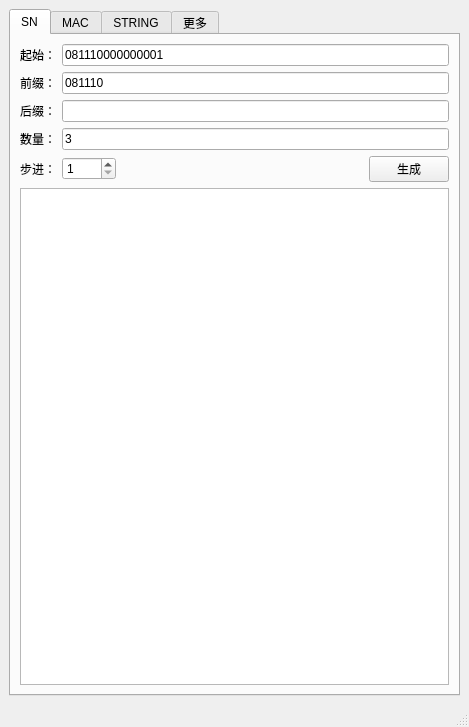
This is SerialTool/mainwindow.ui in sujingang/SerialTool-Qt- as Qt 5 draws it before an edit. The edited form follows.
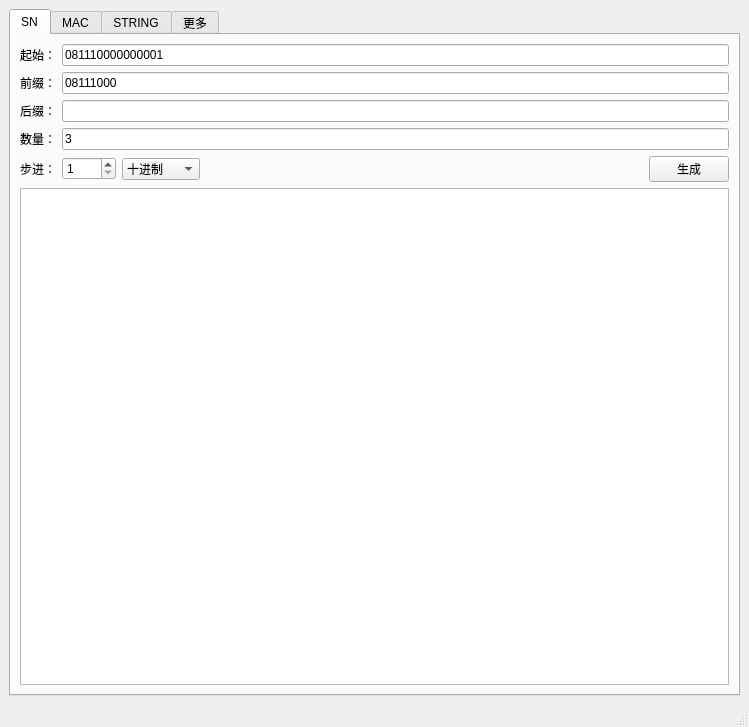
This is the edited form. The open tabs and pages were chosen to show the change.

Commit message: 实现SN生成功能

```diff
--- a/SerialTool/mainwindow.ui
+++ b/SerialTool/mainwindow.ui
@@ -6,7 +6,7 @@
    <rect>
     <x>0</x>
     <y>0</y>
-    <width>469</width>
+    <width>749</width>
     <height>727</height>
    </rect>
   </property>
@@ -62,7 +62,7 @@
               <item>
                <widget class="QLineEdit" name="sn_prefix">
                 <property name="text">
-                 <string>081110</string>
+                 <string>08111000</string>
                 </property>
                </widget>
               </item>
@@ -119,6 +119,20 @@
                 </property>
                </widget>
               </item>
+              <item>
+               <widget class="QComboBox" name="sn_base">
+                <item>
+                 <property name="text">
+                  <string>十进制</string>
+                 </property>
+                </item>
+                <item>
+                 <property name="text">
+                  <string>十六进制</string>
+                 </property>
+                </item>
+               </widget>
+              </item>
               <item>
                <spacer name="horizontalSpacer">
                 <property name="orientation">
```
Left out of the diff: 4 changed lines with no effect on the pictures. The commit also changes 1 other file.
